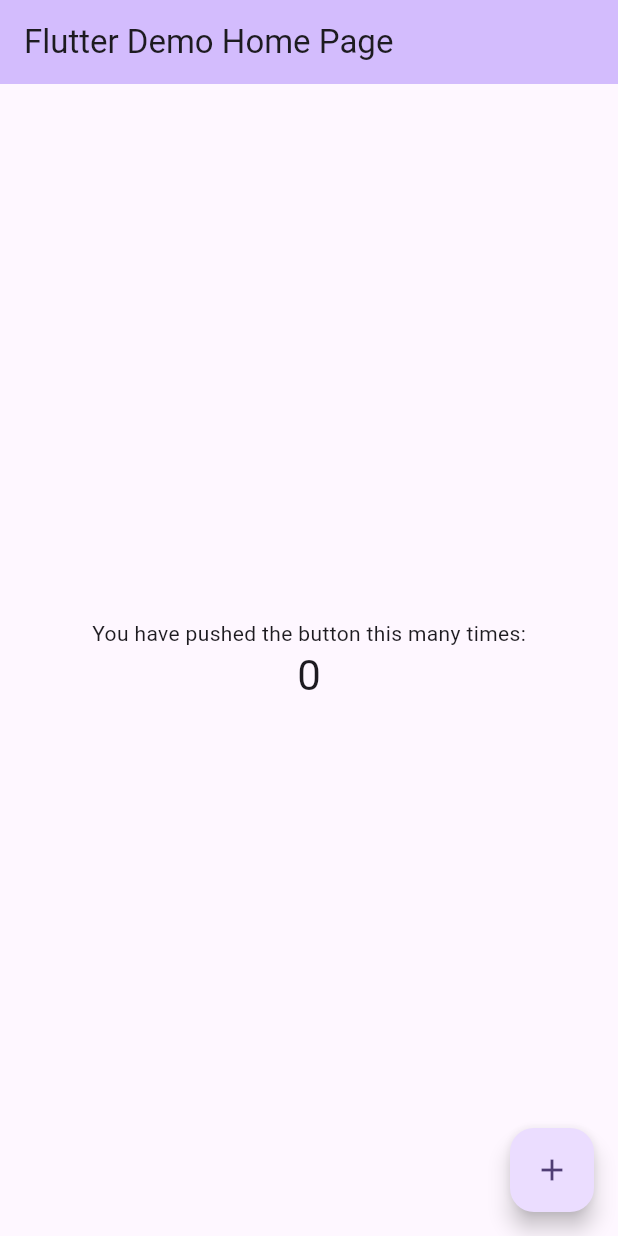
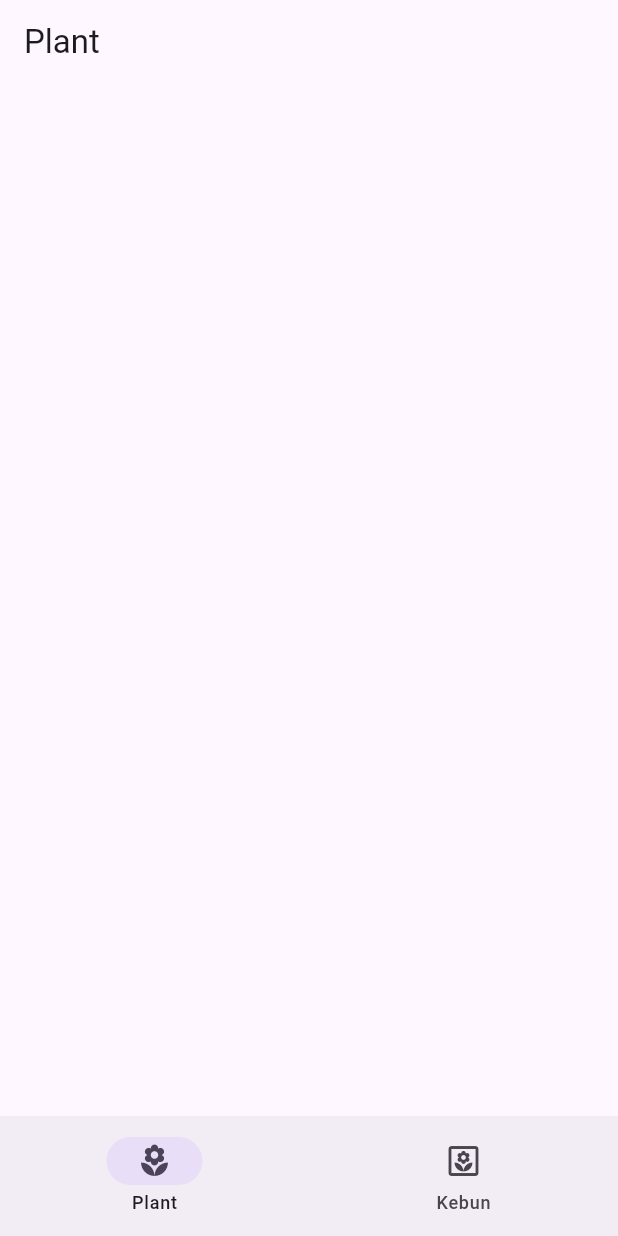
Before and after one commit to PBP-KEL-11/proyek_uas, a Flutter app: the screen it shows after launch, on a phone screen of 412 x 824 dp. Run offline on Flutter 3.47's test engine with Material 3 defaults, Android fonts, the phone set to English and light mode, and no system bars.

Commit message:
nambahin kebun dan bagian list tanaman kerangkanya aja

```diff
--- a/lib/main.dart
+++ b/lib/main.dart
@@ -1,4 +1,7 @@
 import 'package:flutter/material.dart';
+
+import 'pages/kebun_page.dart';
+import 'pages/plant_page.dart';
 
 void main() {
   runApp(const MyApp());
@@ -7,115 +10,61 @@ void main() {
 class MyApp extends StatelessWidget {
   const MyApp({super.key});
 
-  // This widget is the root of your application.
   @override
   Widget build(BuildContext context) {
     return MaterialApp(
-      title: 'Flutter Demo',
+      title: 'Proyek UAS',
       theme: ThemeData(
-        // This is the theme of your application.
-        //
-        // TRY THIS: Try running your application with "flutter run". You'll see
-        // the application has a purple toolbar. Then, without quitting the app,
-        // try changing the seedColor in the colorScheme below to Colors.green
-        // and then invoke "hot reload" (save your changes or press the "hot
-        // reload" button in a Flutter-supported IDE, or press "r" if you used
-        // the command line to start the app).
-        //
-        // Notice that the counter didn't reset back to zero; the application
-        // state is not lost during the reload. To reset the state, use hot
-        // restart instead.
-        //
-        // This works for code too, not just values: Most code changes can be
-        // tested with just a hot reload.
-        colorScheme: .fromSeed(seedColor: Colors.deepPurple),
+        colorScheme: ColorScheme.fromSeed(seedColor: Colors.deepPurple),
       ),
-      home: const MyHomePage(title: 'Flutter Demo Home Page'),
+      home: const MainPage(),
     );
   }
 }
 
-class MyHomePage extends StatefulWidget {
-  const MyHomePage({super.key, required this.title});
-
-  // This widget is the home page of your application. It is stateful, meaning
-  // that it has a State object (defined below) that contains fields that affect
-  // how it looks.
-
-  // This class is the configuration for the state. It holds the values (in this
-  // case the title) provided by the parent (in this case the App widget) and
-  // used by the build method of the State. Fields in a Widget subclass are
-  // always marked "final".
-
-  final String title;
+class MainPage extends StatefulWidget {
+  const MainPage({super.key});
 
   @override
-  State<MyHomePage> createState() => _MyHomePageState();
+  State<MainPage> createState() => _MainPageState();
 }
 
-class _MyHomePageState extends State<MyHomePage> {
-  int _counter = 0;
+class _MainPageState extends State<MainPage> {
+  int _selectedIndex = 0;
 
-  void _incrementCounter() {
+  static const List<Widget> _pages = [
+    PlantPage(),
+    KebunPage(),
+  ];
+
+  void _onDestinationSelected(int index) {
     setState(() {
-      // This call to setState tells the Flutter framework that something has
-      // changed in this State, which causes it to rerun the build method below
-      // so that the display can reflect the updated values. If we changed
-      // _counter without calling setState(), then the build method would not be
-      // called again, and so nothing would appear to happen.
-      _counter++;
+      _selectedIndex = index;
     });
   }
 
   @override
   Widget build(BuildContext context) {
-    // This method is rerun every time setState is called, for instance as done
-    // by the _incrementCounter method above.
-    //
-    // The Flutter framework has been optimized to make rerunning build methods
-    // fast, so that you can just rebuild anything that needs updating rather
-    // than having to individually change instances of widgets.
     return Scaffold(
-      appBar: AppBar(
-        // TRY THIS: Try changing the color here to a specific color (to
-        // Colors.amber, perhaps?) and trigger a hot reload to see the AppBar
-        // change color while the other colors stay the same.
-        backgroundColor: Theme.of(context).colorScheme.inversePrimary,
-        // Here we take the value from the MyHomePage object that was created by
-        // the App.build method, and use it to set our appbar title.
-        title: Text(widget.title),
+      body: IndexedStack(
+        index: _selectedIndex,
+        children: _pages,
       ),
-      body: Center(
-        // Center is a layout widget. It takes a single child and positions it
-        // in the middle of the parent.
-        child: Column(
-          // Column is also a layout widget. It takes a list of children and
-          // arranges them vertically. By default, it sizes itself to fit its
-          // children horizontally, and tries to be as tall as its parent.
-          //
-          // Column has various properties to control how it sizes itself and
-          // how it positions its children. Here we use mainAxisAlignment to
-          // center the children vertically; the main axis here is the vertical
-          // axis because Columns are vertical (the cross axis would be
-          // horizontal).
-          //
-          // TRY THIS: Invoke "debug painting" (choose the "Toggle Debug Paint"
-          // action in the IDE, or press "p" in the console), to see the
-          // wireframe for each widget.
-          mainAxisAlignment: .center,
-          children: [
-            const Text('You have pushed the button this many times:'),
-            Text(
-              '$_counter',
-              style: Theme.of(context).textTheme.headlineMedium,
-            ),
-          ],
-        ),
-      ),
-      floatingActionButton: FloatingActionButton(
-        onPressed: _incrementCounter,
-        tooltip: 'Increment',
-        child: const Icon(Icons.add),
+      bottomNavigationBar: NavigationBar(
+        selectedIndex: _selectedIndex,
+        onDestinationSelected: _onDestinationSelected,
+        destinations: const [
+          NavigationDestination(
+            icon: Icon(Icons.local_florist_outlined),
+            selectedIcon: Icon(Icons.local_florist),
+            label: 'Plant',
+          ),
+          NavigationDestination(
+            icon: Icon(Icons.yard_outlined),
+            selectedIcon: Icon(Icons.yard),
+            label: 'Kebun',
+          ),
+        ],
       ),
     );
   }
--- /dev/null
+++ b/lib/pages/kebun_page.dart
@@ -0,0 +1,15 @@
+import 'package:flutter/material.dart';
+
+class KebunPage extends StatelessWidget {
+  const KebunPage({super.key});
+
+  @override
+  Widget build(BuildContext context) {
+    return Scaffold(
+      appBar: AppBar(
+        title: const Text('Kebun'),
+      ),
+      body: const Center(),
+    );
+  }
+}
--- /dev/null
+++ b/lib/pages/plant_page.dart
@@ -0,0 +1,15 @@
+import 'package:flutter/material.dart';
+
+class PlantPage extends StatelessWidget {
+  const PlantPage({super.key});
+
+  @override
+  Widget build(BuildContext context) {
+    return Scaffold(
+      appBar: AppBar(
+        title: const Text('Plant'),
+      ),
+      body: const Center(),
+    );
+  }
+}
```
Also changed, not shown: pubspec.lock, 2 other files.
